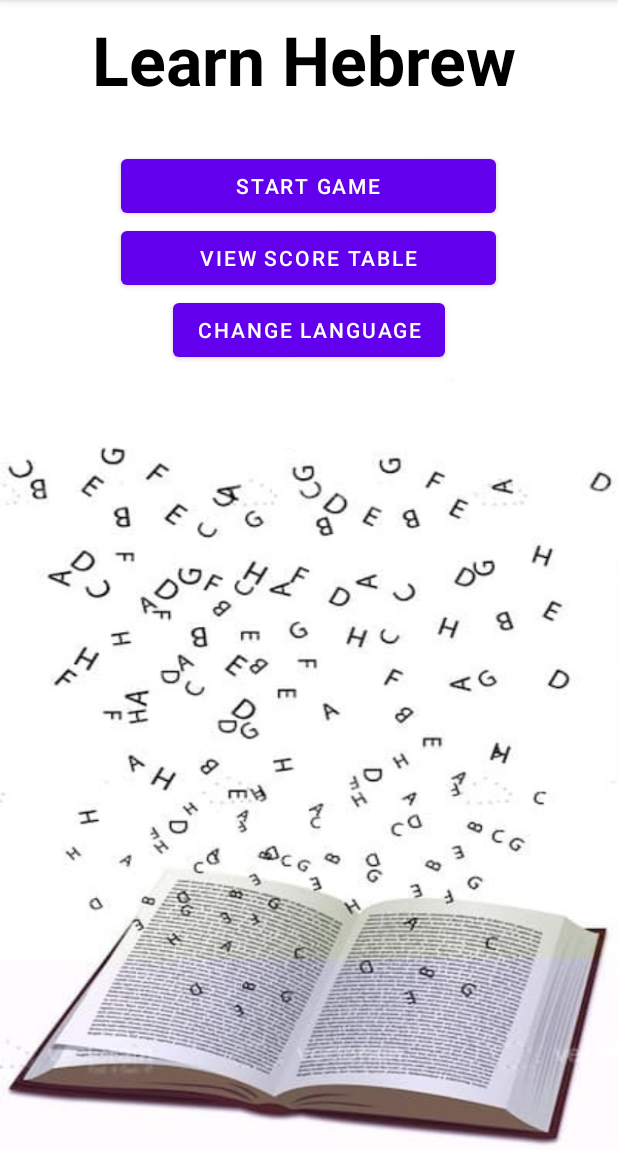
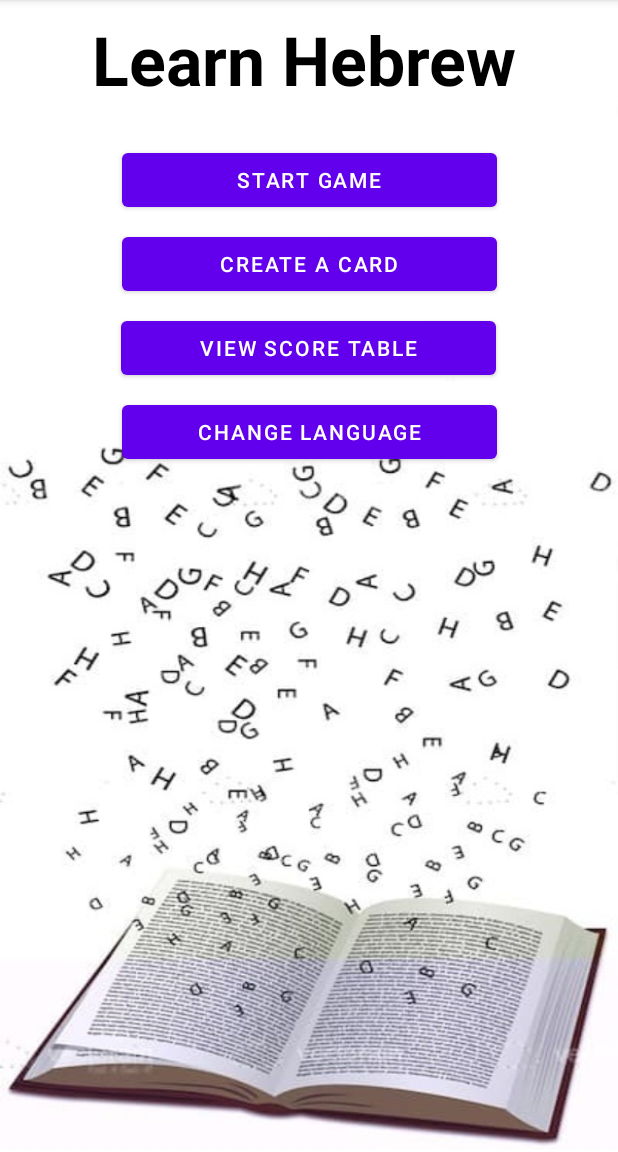
Before and after one commit to OrpazJoseph/Language-Learn, an Android app: the screen it shows after launch (MainActivity), on a phone screen of 412 x 824 dp, the part 84-1236 px from its top. Run offline under Robolectric (Android 15) with nearby library versions, the phone set to English and light mode, and no system bars; our stand-ins replace Firebase (no records; nobody signed in at launch, a user with empty details on screens opened directly); libraries missing offline, so code that uses them is left out: com.firebase.ui; 2 statements that could not run were skipped.

Commit message:
Create a Card in DB.

```diff
--- a/app/src/main/AndroidManifest.xml
+++ b/app/src/main/AndroidManifest.xml
@@ -24,12 +24,6 @@
 
         </activity>
 
-        <activity android:name=".CreateCardActivity"
-            android:label="CreateCardActivity"
-            android:parentActivityName=".GameActivity">
-
-        </activity>
-
         <activity android:name=".ScoreActivity"
             android:label="ScoreActivity"
             android:parentActivityName=".MainActivity">
--- a/app/src/main/java/il/ac/hit/GameActivity.java
+++ b/app/src/main/java/il/ac/hit/GameActivity.java
@@ -22,10 +22,4 @@ public class GameActivity extends AppCompatActivity {
 //        textView = findViewById(R.id.inputUserName);
 //        textView.setText(userName);
     }
-
-    public void createACard(View view) {
-        Intent createACard = new Intent(this, CreateCardActivity.class);
-        startActivity(createACard);
-    }
-
 }
--- a/app/src/main/java/il/ac/hit/WordDialog.java
+++ b/app/src/main/java/il/ac/hit/WordDialog.java
@@ -3,7 +3,6 @@ package il.ac.hit;
 import android.app.AlertDialog;
 import android.app.Dialog;
 import android.content.Context;
-import android.content.DialogInterface;
 import android.os.Bundle;
 import android.view.LayoutInflater;
 import android.view.View;
@@ -30,7 +29,7 @@ public class WordDialog extends AppCompatDialogFragment {
                 .setPositiveButton("Create", (dialog, which) -> {
                     String word = wordCreator.getText().toString();
                     String translation = translationCreator.getText().toString();
-                    listener.applyWord(word, translation);
+                    listener.saveCardToDB(word, translation);
                 });
 
         wordCreator = view.findViewById(R.id.enter_word_dialog);
@@ -51,6 +50,6 @@ public class WordDialog extends AppCompatDialogFragment {
     }
 
     public interface WordDialogListener{
-        void applyWord(String word, String translation);
+        void saveCardToDB(String word, String translation);
     }
 }
--- a/app/src/main/res/layout/activity_main.xml
+++ b/app/src/main/res/layout/activity_main.xml
@@ -25,11 +25,10 @@
         android:id="@+id/startGame"
         android:layout_width="250dp"
         android:layout_height="wrap_content"
-        android:layout_marginTop="20dp"
+        android:layout_marginTop="16dp"
         android:onClick="openGameActivity"
         android:text="@string/start_game"
         app:layout_constraintEnd_toEndOf="parent"
-        app:layout_constraintHorizontal_bias="0.496"
         app:layout_constraintStart_toStartOf="parent"
         app:layout_constraintTop_toBottomOf="@+id/textView" />
 
@@ -37,21 +36,33 @@
         android:id="@+id/scoreTable"
         android:layout_width="250dp"
         android:layout_height="wrap_content"
-        android:layout_marginTop="68dp"
+        android:layout_marginTop="8dp"
         android:onClick="openScoreActivity"
         android:text="@string/view_score_table"
         app:layout_constraintEnd_toEndOf="parent"
         app:layout_constraintHorizontal_bias="0.496"
         app:layout_constraintStart_toStartOf="parent"
-        app:layout_constraintTop_toBottomOf="@+id/textView" />
+        app:layout_constraintTop_toBottomOf="@+id/btnCreateCard" />
 
     <Button
         android:id="@+id/change_language"
-        android:layout_width="wrap_content"
+        android:layout_width="250dp"
         android:layout_height="wrap_content"
+        android:layout_marginTop="8dp"
         android:text="@string/change_language"
         app:layout_constraintEnd_toEndOf="parent"
         app:layout_constraintStart_toStartOf="parent"
         app:layout_constraintTop_toBottomOf="@+id/scoreTable" />
 
+    <Button
+        android:id="@+id/btnCreateCard"
+        android:onClick="createACard"
+        android:layout_width="250dp"
+        android:layout_height="wrap_content"
+        android:layout_marginTop="8dp"
+        android:text="@string/create_card"
+        app:layout_constraintEnd_toEndOf="parent"
+        app:layout_constraintStart_toStartOf="parent"
+        app:layout_constraintTop_toBottomOf="@+id/startGame" />
+
 </androidx.constraintlayout.widget.ConstraintLayout>
```
Also changed, not shown: app/src/main/java/il/ac/hit/Card.java (added, +25 -0 lines), app/src/main/java/il/ac/hit/CreateCardActivity.java (deleted, +0 -52 lines), app/src/main/java/il/ac/hit/MainActivity.java (+29 -6 lines), app/src/main/res/layout/activity_card_creator.xml (deleted, +0 -35 lines), app/src/main/res/layout/activity_game.xml (+1 -13 lines).
